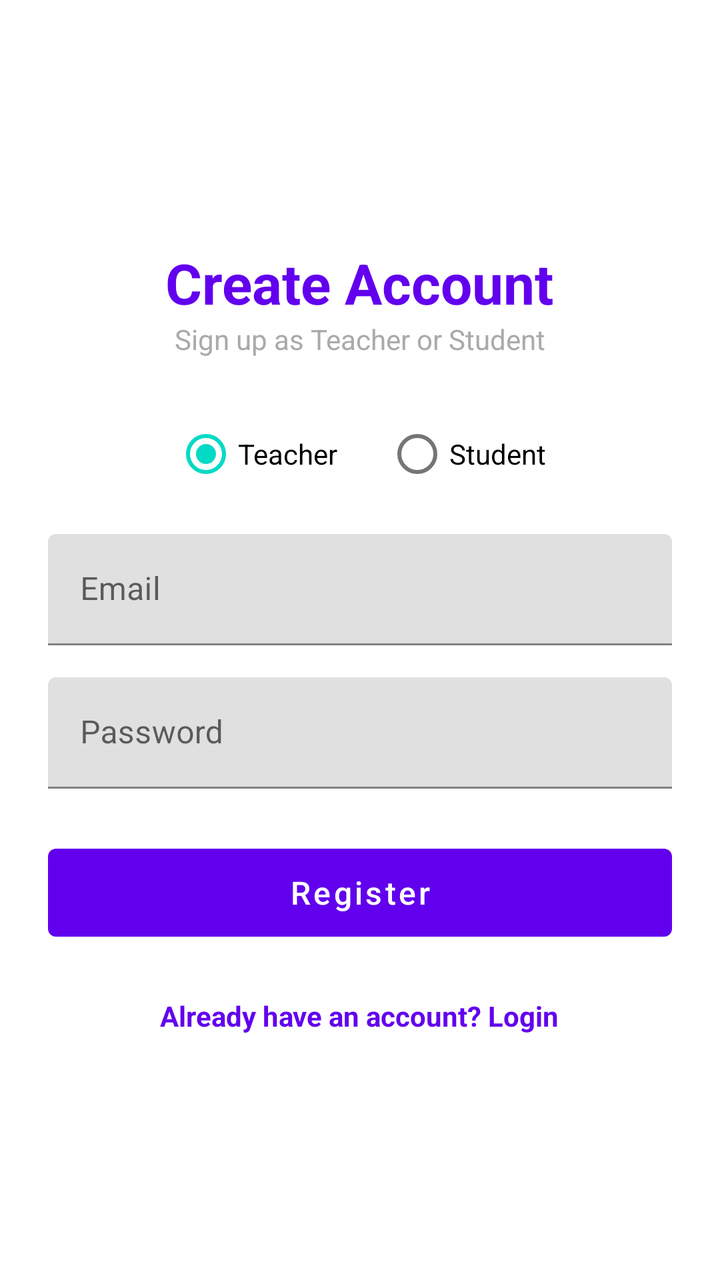
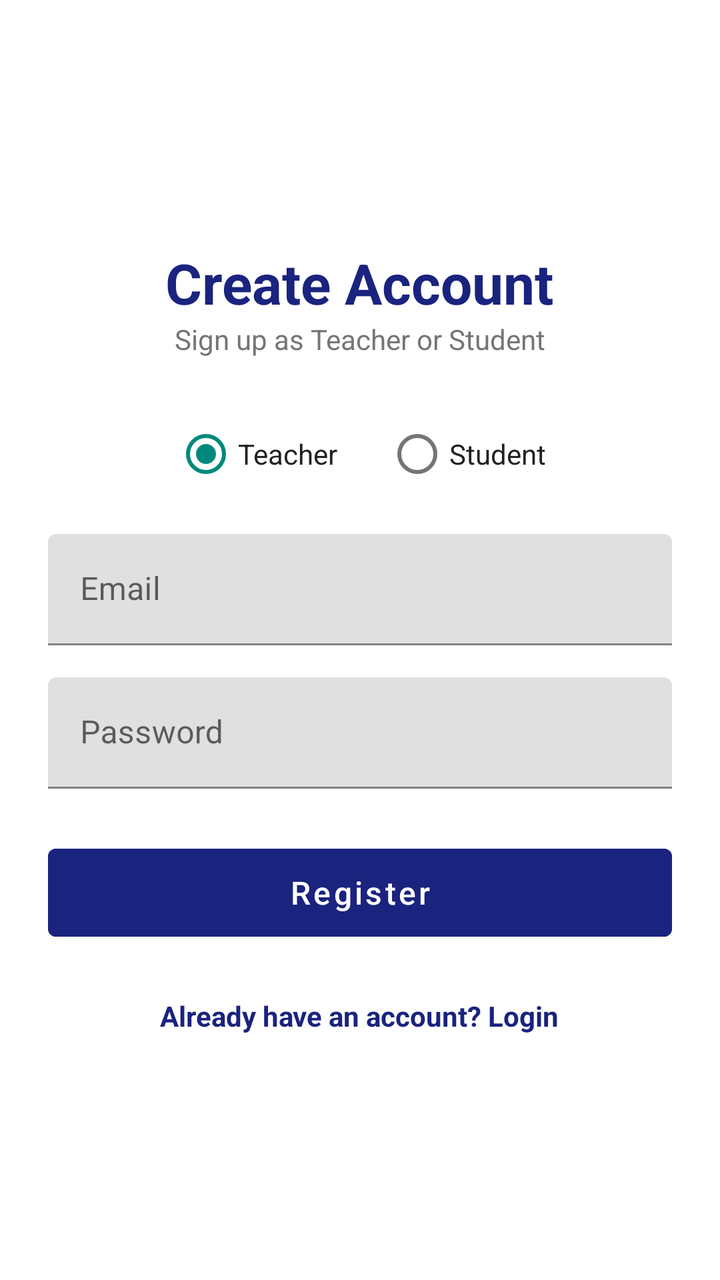

Screens rendered from an Android XML layout before and after an edit, with the pre-edit source and the edit as a unified diff.
<!-- AndroidManifest.xml: activity theme Theme.Attendance_system -->
<!-- res/layout/activity_register.xml -->
<?xml version="1.0" encoding="utf-8"?>
<ScrollView xmlns:android="http://schemas.android.com/apk/res/android"
    android:layout_width="match_parent"
    android:layout_height="match_parent"
    android:fillViewport="true"
    android:padding="24dp">

    <LinearLayout
        android:layout_width="match_parent"
        android:layout_height="wrap_content"
        android:gravity="center"
        android:orientation="vertical">

        <TextView
            android:layout_width="wrap_content"
            android:layout_height="wrap_content"
            android:text="Create Account"
            android:textColor="@color/purple_500"
            android:textSize="28sp"
            android:textStyle="bold" />

        <TextView
            android:layout_width="wrap_content"
            android:layout_height="wrap_content"
            android:layout_marginBottom="24dp"
            android:text="Sign up as Teacher or Student"
            android:textColor="@android:color/darker_gray"
            android:textSize="14sp" />

        <RadioGroup
            android:id="@+id/rgRole"
            android:layout_width="match_parent"
            android:layout_height="wrap_content"
            android:layout_marginBottom="16dp"
            android:gravity="center"
            android:orientation="horizontal">

            <RadioButton
                android:id="@+id/rbTeacher"
                android:layout_width="wrap_content"
                android:layout_height="wrap_content"
                android:layout_marginEnd="24dp"
                android:checked="true"
                android:text="Teacher"
                android:textColor="@color/black" />

            <RadioButton
                android:id="@+id/rbStudent"
                android:layout_width="wrap_content"
                android:layout_height="wrap_content"
                android:text="Student"
                android:textColor="@color/black" />

        </RadioGroup>

        <com.google.android.material.textfield.TextInputLayout
            android:layout_width="match_parent"
            android:layout_height="wrap_content"
            android:layout_marginBottom="16dp">

            <com.google.android.material.textfield.TextInputEditText
                android:id="@+id/etRegEmail"
                android:layout_width="match_parent"
                android:layout_height="wrap_content"
                android:hint="@string/email"
                android:inputType="textEmailAddress" />

        </com.google.android.material.textfield.TextInputLayout>

        <com.google.android.material.textfield.TextInputLayout
            android:layout_width="match_parent"
            android:layout_height="wrap_content"
            android:layout_marginBottom="24dp">

            <com.google.android.material.textfield.TextInputEditText
                android:id="@+id/etRegPassword"
                android:layout_width="match_parent"
                android:layout_height="wrap_content"
                android:hint="@string/password"
                android:inputType="textPassword" />

        </com.google.android.material.textfield.TextInputLayout>

        <Button
            android:id="@+id/btnRegister"
            android:layout_width="match_parent"
            android:layout_height="56dp"
            android:text="@string/register"
            android:textAllCaps="false"
            android:textSize="16sp" />

        <TextView
            android:id="@+id/tvGoToLogin"
            android:layout_width="wrap_content"
            android:layout_height="wrap_content"
            android:layout_marginTop="24dp"
            android:text="Already have an account? Login"
            android:textColor="@color/purple_500"
            android:textSize="14sp"
            android:textStyle="bold" />

    </LinearLayout>

</ScrollView>
<!-- resources referenced by this layout -->
<resources>
  <color name="black">#FF000000</color>
  <color name="purple_500">#FF6200EE</color>
  <string name="email">Email</string>
  <string name="password">Password</string>
  <string name="register">Register</string>
  <style name="Theme.Attendance_system" parent="Theme.MaterialComponents.Light.NoActionBar">
          <item name="colorPrimary">@color/purple_500</item>
          <item name="colorPrimaryVariant">@color/purple_700</item>
          <item name="colorOnPrimary">@color/white</item>
          <item name="colorSecondary">@color/teal_200</item>
      </style>
  <color name="purple_700">#FF3700B3</color>
  <color name="white">#FFFFFFFF</color>
  <color name="teal_200">#FF03DAC5</color>
</resources>

<!-- the commit's change to res/layout/activity_register.xml (unified diff, before → after) -->
@@ -15,7 +15,7 @@
             android:layout_width="wrap_content"
             android:layout_height="wrap_content"
             android:text="Create Account"
-            android:textColor="@color/purple_500"
+            android:textColor="@color/primary_navy"
             android:textSize="28sp"
             android:textStyle="bold" />
 
@@ -24,7 +24,7 @@
             android:layout_height="wrap_content"
             android:layout_marginBottom="24dp"
             android:text="Sign up as Teacher or Student"
-            android:textColor="@android:color/darker_gray"
+            android:textColor="@color/text_muted"
             android:textSize="14sp" />
 
         <RadioGroup
@@ -42,16 +42,32 @@
                 android:layout_marginEnd="24dp"
                 android:checked="true"
                 android:text="Teacher"
-                android:textColor="@color/black" />
+                android:textColor="@color/text_dark" />
 
             <RadioButton
                 android:id="@+id/rbStudent"
                 android:layout_width="wrap_content"
                 android:layout_height="wrap_content"
                 android:text="Student"
-                android:textColor="@color/black" />
+                android:textColor="@color/text_dark" />
 
         </RadioGroup>
+
+        <com.google.android.material.textfield.TextInputLayout
+            android:id="@+id/tilStudentId"
+            android:layout_width="match_parent"
+            android:layout_height="wrap_content"
+            android:layout_marginBottom="16dp"
+            android:visibility="gone">
+
+            <com.google.android.material.textfield.TextInputEditText
+                android:id="@+id/etStudentId"
+                android:layout_width="match_parent"
+                android:layout_height="wrap_content"
+                android:hint="Student Name / ID (e.g. Rahim)"
+                android:inputType="text" />
+
+        </com.google.android.material.textfield.TextInputLayout>
 
         <com.google.android.material.textfield.TextInputLayout
             android:layout_width="match_parent"
@@ -85,6 +101,7 @@
             android:id="@+id/btnRegister"
             android:layout_width="match_parent"
             android:layout_height="56dp"
+            android:backgroundTint="@color/primary_navy"
             android:text="@string/register"
             android:textAllCaps="false"
             android:textSize="16sp" />
@@ -95,7 +112,7 @@
             android:layout_height="wrap_content"
             android:layout_marginTop="24dp"
             android:text="Already have an account? Login"
-            android:textColor="@color/purple_500"
+            android:textColor="@color/primary_navy"
             android:textSize="14sp"
             android:textStyle="bold" />
 
<!-- resource entries referenced after the edit -->
@@ -1,7 +1,9 @@
 <!-- resources referenced by this layout -->
 <resources>
-  <color name="black">#FF000000</color>
-  <color name="purple_500">#FF6200EE</color>
+  <color name="primary_navy">#1A237E</color>
+  <color name="text_dark">#212121</color>
+  <color name="text_muted">#757575</color>
+  <color name="purple_500">#1A237E</color>
   <string name="email">Email</string>
   <string name="password">Password</string>
   <string name="register">Register</string>
@@ -11,8 +13,8 @@
           <item name="colorOnPrimary">@color/white</item>
           <item name="colorSecondary">@color/teal_200</item>
       </style>
-  <color name="purple_700">#FF3700B3</color>
+  <color name="purple_700">#0D47A1</color>
   <color name="white">#FFFFFFFF</color>
-  <color name="teal_200">#FF03DAC5</color>
+  <color name="teal_200">#00897B</color>
 </resources>
 
